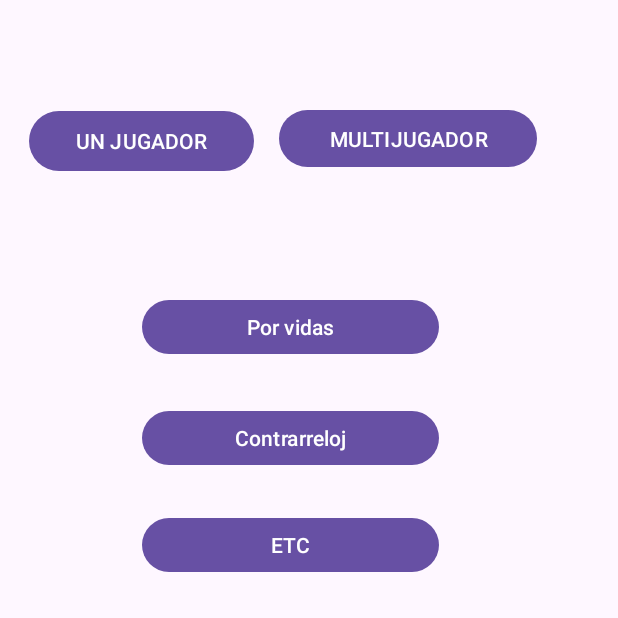
After one commit to Adrian-DEVCoder/Proyecto_PalabrasDesordenadas, an Android app: the NuevaPartida screen opened directly, with no data from a screen before it, on a phone screen of 412 x 824 dp, the top half of it. The commit adds this screen. Run offline under Robolectric (Android 15) with nearby library versions, the phone set to English and light mode, and no system bars.

Commit message:
He hecho un "boceto" solo he puesto unos botones en el de nueva Partida pero se que los botones un jugador y multijugador han de estar lo que no se es si  han de tener stos nombre ni su posicion dentro de la clase hay un comentario donde podeis editar y comentar cambios que temga que hacer
Signed-off-by: Usuario <patatacea666@gmail.xom>

```diff
--- a/app/src/main/AndroidManifest.xml
+++ b/app/src/main/AndroidManifest.xml
@@ -13,6 +13,9 @@
         android:theme="@style/Theme.Proyecto_PalabrasDesordenadas"
         tools:targetApi="31">
         <activity
+            android:name=".NuevaPartida"
+            android:exported="false" />
+        <activity
             android:name=".MainActivity"
             android:exported="true">
             <intent-filter>
--- /dev/null
+++ b/app/src/main/java/com/example/proyecto_palabrasdesordenadas/MenuPrincipal.java
@@ -0,0 +1,25 @@
+package com.example.proyecto_palabrasdesordenadas;
+
+import android.content.Intent;
+import android.os.Bundle;
+import android.view.View;
+import android.widget.Button;
+
+import androidx.appcompat.app.AppCompatActivity;
+
+public class MenuPrincipal  extends AppCompatActivity {
+    @Override
+    protected void onCreate(Bundle savedInstanceState) {
+        super.onCreate(savedInstanceState);
+        setContentView(R.layout.activity_menu_principal);
+        Button btnNueva = findViewById(R.id.btn_partnueva);
+        btnNueva.setOnClickListener(new View.OnClickListener() {
+            @Override
+            public void onClick(View v) {
+                Intent intent = new Intent(MenuPrincipal.this, NuevaPartida.class);
+                startActivity(intent);
+            }
+        });
+    }
+
+}
--- /dev/null
+++ b/app/src/main/java/com/example/proyecto_palabrasdesordenadas/NuevaPartida.java
@@ -0,0 +1,14 @@
+package com.example.proyecto_palabrasdesordenadas;
+
+import androidx.appcompat.app.AppCompatActivity;
+
+import android.os.Bundle;
+
+public class NuevaPartida extends AppCompatActivity {
+
+    @Override
+    protected void onCreate(Bundle savedInstanceState) {
+        super.onCreate(savedInstanceState);
+        setContentView(R.layout.activity_nueva_partida);
+    }
+}
--- /dev/null
+++ b/app/src/main/res/layout/activity_nueva_partida.xml
@@ -0,0 +1,70 @@
+<?xml version="1.0" encoding="utf-8"?>
+<androidx.constraintlayout.widget.ConstraintLayout xmlns:android="http://schemas.android.com/apk/res/android"
+    xmlns:app="http://schemas.android.com/apk/res-auto"
+    xmlns:tools="http://schemas.android.com/tools"
+    android:layout_width="match_parent"
+    android:layout_height="match_parent"
+    tools:context=".NuevaPartida">
+<!--
+comentadme  aqui lo que tengo que añadir quitar modificar etc por ejmplo mas o menos botones como llamarlos etc
+-->
+    <Button
+        android:id="@+id/button2"
+        android:layout_width="172dp"
+        android:layout_height="46dp"
+        android:text="MULTIJUGADOR"
+        app:layout_constraintBottom_toBottomOf="parent"
+        app:layout_constraintEnd_toEndOf="parent"
+        app:layout_constraintHorizontal_bias="0.774"
+        app:layout_constraintStart_toStartOf="parent"
+        app:layout_constraintTop_toTopOf="parent"
+        app:layout_constraintVertical_bias="0.089" />
+
+    <Button
+        android:id="@+id/button"
+        android:layout_width="150dp"
+        android:layout_height="48dp"
+        android:text="UN JUGADOR"
+        app:layout_constraintBottom_toBottomOf="parent"
+        app:layout_constraintEnd_toEndOf="parent"
+        app:layout_constraintHorizontal_bias="0.075"
+        app:layout_constraintStart_toStartOf="parent"
+        app:layout_constraintTop_toTopOf="parent"
+        app:layout_constraintVertical_bias="0.09" />
+
+    <Button
+        android:id="@+id/button3"
+        android:layout_width="198dp"
+        android:layout_height="44dp"
+        android:text="Por vidas"
+        app:layout_constraintBottom_toBottomOf="parent"
+        app:layout_constraintEnd_toEndOf="parent"
+        app:layout_constraintHorizontal_bias="0.441"
+        app:layout_constraintStart_toStartOf="parent"
+        app:layout_constraintTop_toTopOf="parent"
+        app:layout_constraintVertical_bias="0.251" />
+
+    <Button
+        android:id="@+id/button4"
+        android:layout_width="198dp"
+        android:layout_height="44dp"
+        android:text="Contrarreloj"
+        app:layout_constraintBottom_toBottomOf="parent"
+        app:layout_constraintEnd_toEndOf="parent"
+        app:layout_constraintHorizontal_bias="0.441"
+        app:layout_constraintStart_toStartOf="parent"
+        app:layout_constraintTop_toTopOf="parent"
+        app:layout_constraintVertical_bias="0.346" />
+
+    <Button
+        android:id="@+id/button5"
+        android:layout_width="198dp"
+        android:layout_height="44dp"
+        android:text="ETC"
+        app:layout_constraintBottom_toBottomOf="parent"
+        app:layout_constraintEnd_toEndOf="parent"
+        app:layout_constraintHorizontal_bias="0.441"
+        app:layout_constraintStart_toStartOf="parent"
+        app:layout_constraintTop_toTopOf="parent"
+        app:layout_constraintVertical_bias="0.438" />
+</androidx.constraintlayout.widget.ConstraintLayout>
--- a/app/src/main/res/values/strings.xml
+++ b/app/src/main/res/values/strings.xml
@@ -1,3 +1,5 @@
 <resources>
     <string name="app_name">Proyecto_PalabrasDesordenadas</string>
+    <string name="iniciar_sesi_n">Iniciar Sesión</string>
+    <string name="logo_app">Logo app</string>
 </resources>
```
